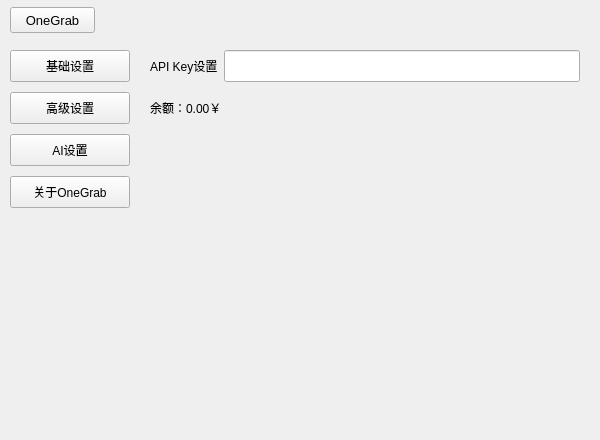
Qt form OneGrab/src/SettingDialog.ui (whdicu/OneGrab) before a commit.
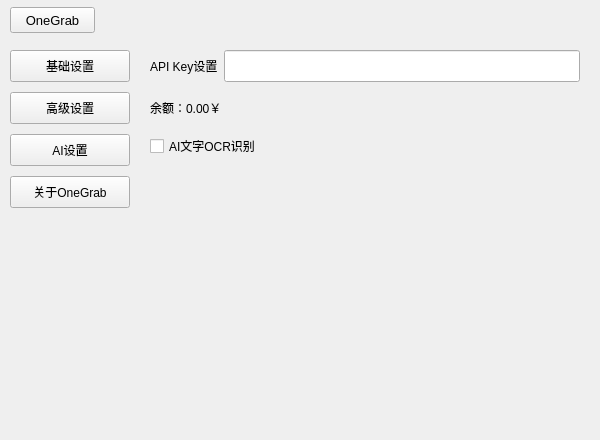
The same form after that commit. The open tabs and pages were chosen to show the change. Icons and pictures are not drawn. Custom widgets are drawn as their Qt base class.

The edit to the form file:
```diff
--- a/OneGrab/src/SettingDialog.ui
+++ b/OneGrab/src/SettingDialog.ui
@@ -1403,6 +1403,21 @@
             </property>
            </widget>
           </item>
+          <item>
+           <widget class="QCheckBox" name="cb_ai_ocr">
+            <property name="font">
+             <font>
+              <family>Microsoft YaHei UI</family>
+             </font>
+            </property>
+            <property name="toolTip">
+             <string>开启后直接把图片交给AI进行文字识别</string>
+            </property>
+            <property name="text">
+             <string>AI文字OCR识别</string>
+            </property>
+           </widget>
+          </item>
           <item>
            <spacer name="verticalSpacer_5">
             <property name="orientation">
```
Left out of the diff: 4 changed lines with no effect on the pictures.
